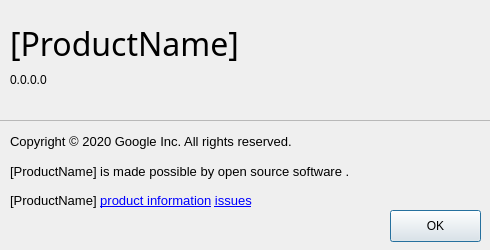
Old version of the form src/gui/about_dialog/about_dialog.ui in the repository google/mozc.
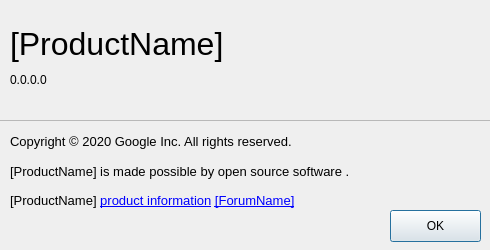
New version of the form.

Patch:
```diff
--- a/src/gui/about_dialog/about_dialog.ui
+++ b/src/gui/about_dialog/about_dialog.ui
@@ -160,7 +160,7 @@
         </font>
        </property>
        <property name="text">
-        <string>&lt;html&gt;&lt;body&gt;[ProductName] &lt;a href=&quot;https://github.com/google/mozc&quot;&gt;&lt;span style=&quot; text-decoration: underline; color:#0000ff;&quot;&gt;product information&lt;/span&gt;&lt;/a&gt; &lt;a href=&quot;https://github.com/google/mozc/issues&quot;&gt;&lt;span style=&quot; text-decoration: underline; color:#0000ff;&quot;&gt;issues&lt;/span&gt;&lt;/a&gt;&lt;/body&gt;&lt;/html&gt;</string>
+        <string>&lt;html&gt;&lt;body&gt;[ProductName] &lt;a href=&quot;[ProductUrl]&quot;&gt;&lt;span style=&quot; text-decoration: underline; color:#0000ff;&quot;&gt;product information&lt;/span&gt;&lt;/a&gt; &lt;a href=&quot;[ForumUrl]&quot;&gt;&lt;span style=&quot; text-decoration: underline; color:#0000ff;&quot;&gt;[ForumName]&lt;/span&gt;&lt;/a&gt;&lt;/body&gt;&lt;/html&gt;</string>
        </property>
       </widget>
      </item>
@@ -194,7 +194,6 @@
      <widget class="QLabel" name="label">
       <property name="font">
        <font>
-        <family>メイリオ</family>
         <pointsize>24</pointsize>
         <weight>50</weight>
         <bold>false</bold>
```
